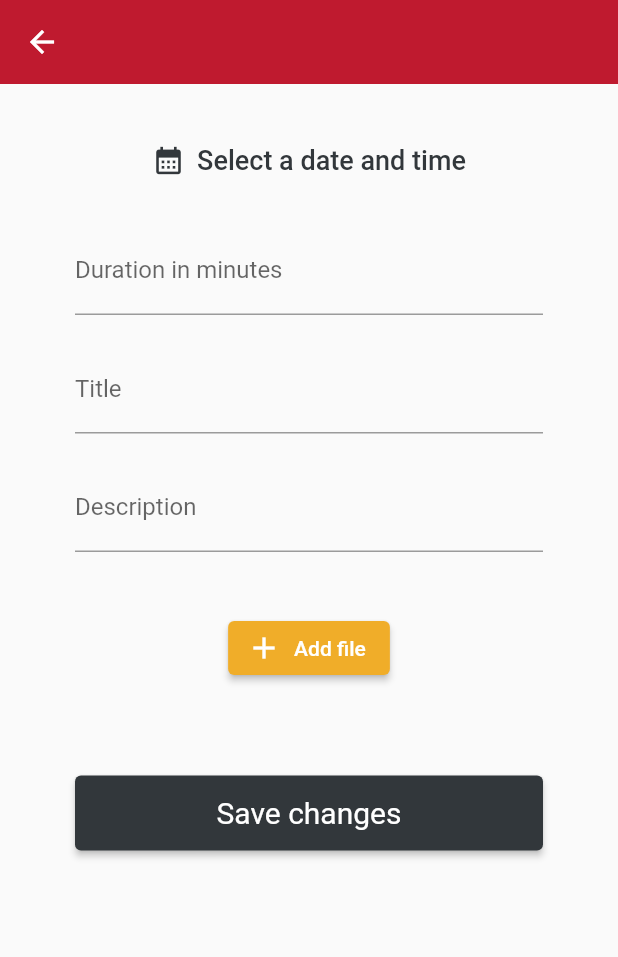
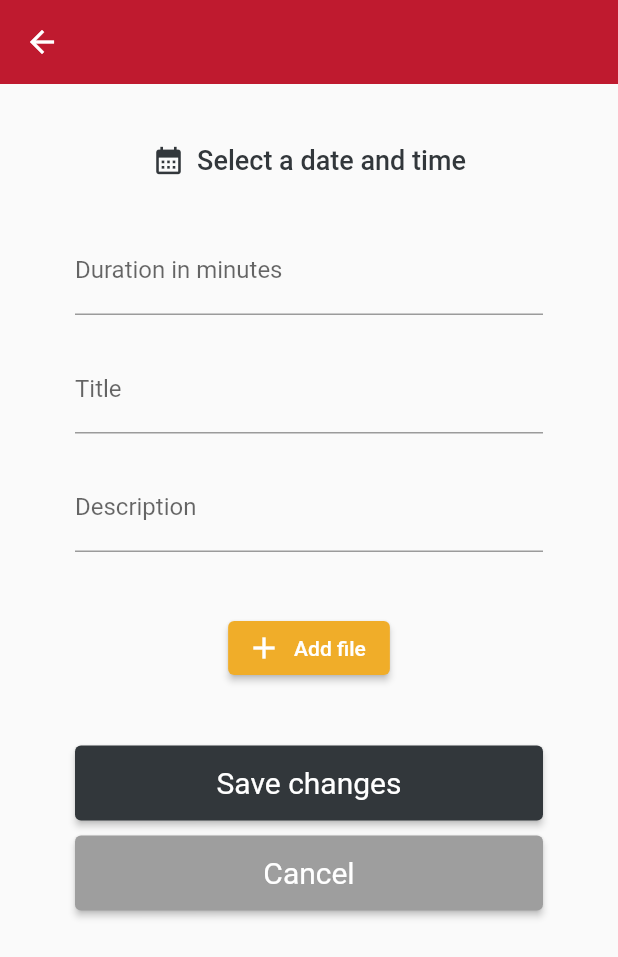
Before and after one commit to AyaFayed/GUC-Connect, a Flutter app: the EditEvent screen opened directly with empty values, on a phone screen of 412 x 824 dp. Shown: the top 957 px of the screen. Run offline on Flutter 3.47's test engine with Material 2 defaults, Android fonts, the phone set to English and light mode, and no system bars; our stand-ins replace cloud_firestore, file_picker, firebase_auth, firebase_core, firebase_storage, flutter_datetime_picker and 2 more; missing offline and left inert: flutter_downloader; accounts and stored records are empty.

Commit message:
bug fixes

```diff
--- a/lib/screens/event/edit_event.dart
+++ b/lib/screens/event/edit_event.dart
@@ -26,12 +26,14 @@ class EditEvent extends StatefulWidget {
   final String courseName;
   final String eventId;
   final EventType eventType;
+  final Future<void> Function() getData;
 
   const EditEvent({
     super.key,
     required this.courseName,
     required this.eventId,
     required this.eventType,
+    required this.getData,
   });
 
   @override
@@ -56,6 +58,12 @@ class _EditEventState extends State<EditEvent> {
   File? file;
   UploadTask? task;
   DateTime? startDateTime;
+
+  Future<void> cancel() async {
+    if (context.mounted) {
+      Navigator.pop(context);
+    }
+  }
 
   Future<void> completeScheduling() async {
     try {
@@ -83,6 +91,11 @@ class _EditEventState extends State<EditEvent> {
           context: context,
           type: QuickAlertType.success,
           confirmBtnColor: AppColors.confirm,
+          onConfirmBtnTap: () async {
+            Navigator.pop(context);
+            Navigator.pop(context);
+            await widget.getData();
+          },
           text: Confirmations.updateSuccess,
         );
       }
@@ -324,8 +337,14 @@ class _EditEventState extends State<EditEvent> {
                                 fontSize: Sizes.xsmall,
                                 fontWeight: FontWeight.w400),
                           ),
-                          const SizedBox(height: 40.0),
+                          const SizedBox(height: 20.0),
                           LargeBtn(onPressed: editEvent, text: 'Save changes'),
+                          const SizedBox(height: 10.0),
+                          LargeBtn(
+                            onPressed: cancel,
+                            text: 'Cancel',
+                            color: AppColors.unselected,
+                          ),
                         ],
                       ),
                     ))),
--- a/lib/screens/instructor_course/view_my_events/my_assignments.dart
+++ b/lib/screens/instructor_course/view_my_events/my_assignments.dart
@@ -65,6 +65,7 @@ class _MyAssignmentsState extends State<MyAssignments> {
                   events: _events ?? [],
                   courseName: widget.courseName,
                   editable: true,
+                  getData: _getData,
                 ))),
     );
   }
--- a/lib/screens/instructor_course/view_my_events/my_compensation_lectures.dart
+++ b/lib/screens/instructor_course/view_my_events/my_compensation_lectures.dart
@@ -69,6 +69,7 @@ class _MyCompensationLecturesState extends State<MyCompensationLectures> {
                   events: _events ?? [],
                   courseName: widget.courseName,
                   editable: true,
+                  getData: _getData,
                 ))),
     );
   }
--- a/lib/screens/instructor_course/view_my_events/my_compensation_tutorials.dart
+++ b/lib/screens/instructor_course/view_my_events/my_compensation_tutorials.dart
@@ -70,6 +70,7 @@ class _MyCompensationTutorialsState extends State<MyCompensationTutorials> {
                   events: _events ?? [],
                   courseName: widget.courseName,
                   editable: true,
+                  getData: _getData,
                 ))),
     );
   }
--- a/lib/screens/instructor_course/view_my_events/my_quizzes.dart
+++ b/lib/screens/instructor_course/view_my_events/my_quizzes.dart
@@ -64,6 +64,7 @@ class _MyQuizzesState extends State<MyQuizzes> {
                   events: _events ?? [],
                   courseName: widget.courseName,
                   editable: true,
+                  getData: _getData,
                 ))),
     );
   }
--- a/lib/widgets/event_widgets/event_card.dart
+++ b/lib/widgets/event_widgets/event_card.dart
@@ -8,12 +8,14 @@ class EventCard extends StatelessWidget {
   final String courseName;
   final DisplayEvent event;
   final bool? editable;
+  final Future<void> Function()? getData;
 
   const EventCard({
     super.key,
     required this.event,
     this.editable,
     required this.courseName,
+    this.getData,
   });
 
   @override
@@ -34,7 +36,9 @@ class EventCard extends StatelessWidget {
                   ? EditEvent(
                       courseName: courseName,
                       eventId: event.id,
-                      eventType: event.eventType)
+                      eventType: event.eventType,
+                      getData: getData!,
+                    )
                   : EventDetails(courseName: courseName, event: event)),
         );
       },
--- a/lib/widgets/event_widgets/event_list.dart
+++ b/lib/widgets/event_widgets/event_list.dart
@@ -7,12 +7,14 @@ class EventList extends StatelessWidget {
   final List<DisplayEvent> events;
   final String courseName;
   final bool? editable;
+  final Future<void> Function()? getData;
 
   const EventList({
     super.key,
     required this.events,
     required this.courseName,
     this.editable,
+    this.getData,
   });
 
   @override
@@ -24,6 +26,7 @@ class EventList extends StatelessWidget {
                     event: event,
                     courseName: courseName,
                     editable: editable,
+                    getData: getData,
                   ),
                   Divider(
                     color: AppColors.unselected,
```
